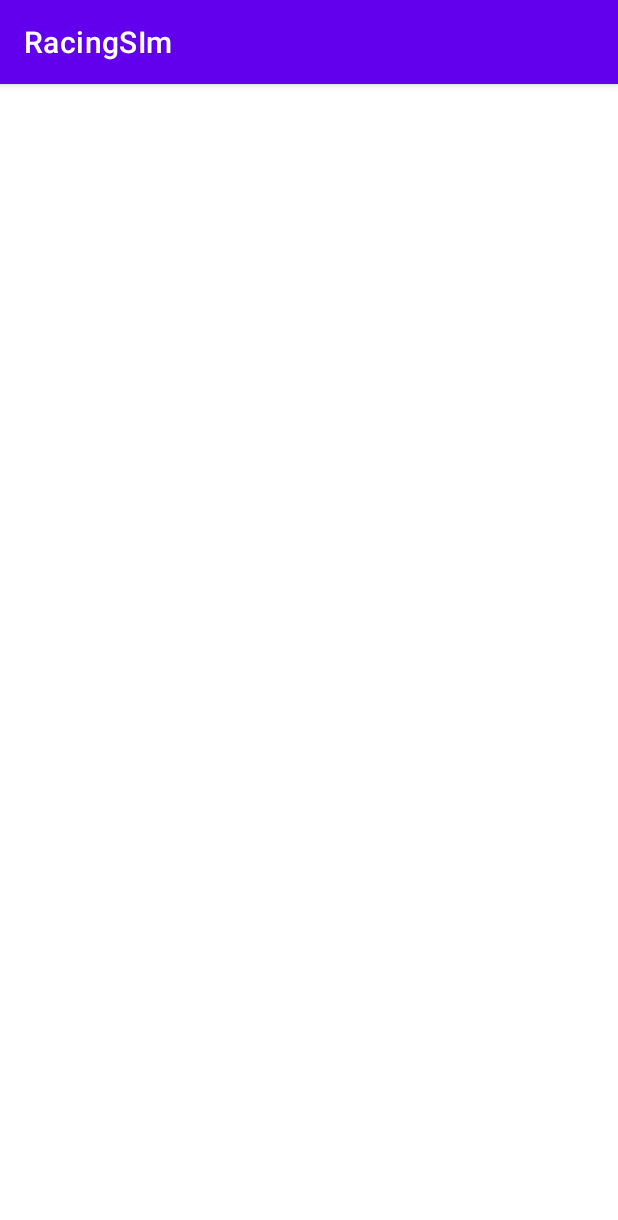
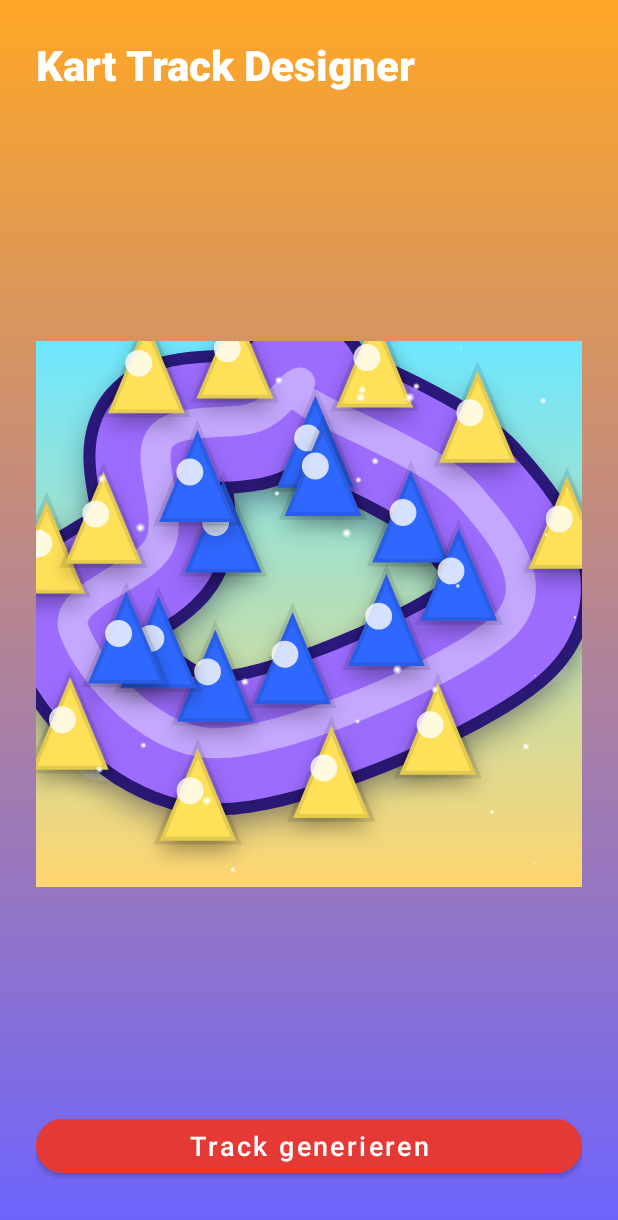
Before and after one commit to NicolasStrohmDriverless/RacingSim, an Android app: the screen it shows after launch (MainActivity), on a phone screen of 412 x 824 dp. Shown: the top 1220 px of the screen. Run offline under Robolectric (Android 15) with nearby library versions, the phone set to English and light mode, and no system bars.

Commit message:
Add cartoon track generator start screen

```diff
--- a/app/build.gradle.kts
+++ b/app/build.gradle.kts
@@ -44,6 +44,7 @@ dependencies {
 
     implementation(libs.appcompat)
     implementation(libs.material)
+    implementation("androidx.constraintlayout:constraintlayout:2.2.0")
     implementation(libs.games.activity)
     testImplementation(libs.junit)
     androidTestImplementation(libs.ext.junit)
--- a/app/src/main/java/com/example/racingsim/MainActivity.java
+++ b/app/src/main/java/com/example/racingsim/MainActivity.java
@@ -1,32 +1,44 @@
 package com.example.racingsim;
 
-import android.view.View;
+import android.graphics.Bitmap;
+import android.os.Bundle;
+import android.widget.Button;
+import android.widget.ImageView;
 
-import com.google.androidgamesdk.GameActivity;
+import androidx.appcompat.app.AppCompatActivity;
 
-public class MainActivity extends GameActivity {
-    static {
-        System.loadLibrary("racingsim");
+import com.example.racingsim.track.TrackData;
+import com.example.racingsim.track.TrackGenerator;
+import com.example.racingsim.track.TrackRenderer;
+
+public class MainActivity extends AppCompatActivity {
+
+    private ImageView trackImageView;
+    private final TrackGenerator trackGenerator = new TrackGenerator();
+
+    @Override
+    protected void onCreate(Bundle savedInstanceState) {
+        super.onCreate(savedInstanceState);
+        setContentView(R.layout.activity_main);
+
+        trackImageView = findViewById(R.id.trackImageView);
+        Button generateButton = findViewById(R.id.generateButton);
+
+        generateButton.setOnClickListener(v -> generateAndShowTrack());
+        trackImageView.post(this::generateAndShowTrack);
     }
 
-    @Override
-    public void onWindowFocusChanged(boolean hasFocus) {
-        super.onWindowFocusChanged(hasFocus);
+    private void generateAndShowTrack() {
+        int width = trackImageView.getWidth();
+        int height = trackImageView.getHeight();
 
-        if (hasFocus) {
-            hideSystemUi();
+        if (width <= 0 || height <= 0) {
+            width = getResources().getDisplayMetrics().widthPixels;
+            height = (int) (width * 0.75f);
         }
-    }
 
-    private void hideSystemUi() {
-        View decorView = getWindow().getDecorView();
-        decorView.setSystemUiVisibility(
-                View.SYSTEM_UI_FLAG_IMMERSIVE_STICKY
-                        | View.SYSTEM_UI_FLAG_LAYOUT_STABLE
-                        | View.SYSTEM_UI_FLAG_LAYOUT_HIDE_NAVIGATION
-                        | View.SYSTEM_UI_FLAG_LAYOUT_FULLSCREEN
-                        | View.SYSTEM_UI_FLAG_HIDE_NAVIGATION
-                        | View.SYSTEM_UI_FLAG_FULLSCREEN
-        );
+        TrackData trackData = trackGenerator.generate(width, height);
+        Bitmap bitmap = TrackRenderer.renderTrack(width, height, trackData);
+        trackImageView.setImageBitmap(bitmap);
     }
 }
--- /dev/null
+++ b/app/src/main/java/com/example/racingsim/track/TrackData.java
@@ -0,0 +1,47 @@
+package com.example.racingsim.track;
+
+import android.graphics.Path;
+import android.graphics.PointF;
+
+import java.util.Collections;
+import java.util.List;
+
+public class TrackData {
+    private final Path centerlinePath;
+    private final List<PointF> centerlinePoints;
+    private final List<PointF> leftCones;
+    private final List<PointF> rightCones;
+    private final float trackWidth;
+
+    public TrackData(Path centerlinePath,
+                     List<PointF> centerlinePoints,
+                     List<PointF> leftCones,
+                     List<PointF> rightCones,
+                     float trackWidth) {
+        this.centerlinePath = new Path(centerlinePath);
+        this.centerlinePoints = Collections.unmodifiableList(centerlinePoints);
+        this.leftCones = Collections.unmodifiableList(leftCones);
+        this.rightCones = Collections.unmodifiableList(rightCones);
+        this.trackWidth = trackWidth;
+    }
+
+    public Path getCenterlinePath() {
+        return centerlinePath;
+    }
+
+    public List<PointF> getCenterlinePoints() {
+        return centerlinePoints;
+    }
+
+    public List<PointF> getLeftCones() {
+        return leftCones;
+    }
+
+    public List<PointF> getRightCones() {
+        return rightCones;
+    }
+
+    public float getTrackWidth() {
+        return trackWidth;
+    }
+}
--- /dev/null
+++ b/app/src/main/java/com/example/racingsim/track/TrackGenerator.java
@@ -0,0 +1,178 @@
+package com.example.racingsim.track;
+
+import android.graphics.Path;
+import android.graphics.PointF;
+
+import java.util.ArrayList;
+import java.util.Collections;
+import java.util.Comparator;
+import java.util.List;
+import java.util.Random;
+
+public class TrackGenerator {
+
+    private static final int MIN_CONTROL_POINTS = 8;
+    private static final int MAX_CONTROL_POINTS = 12;
+    private static final int SAMPLES_PER_SEGMENT = 22;
+
+    private final Random random = new Random();
+
+    public TrackData generate(int width, int height) {
+        float minDimen = Math.min(width, height);
+        float cx = width / 2f;
+        float cy = height / 2f;
+
+        List<PointF> controlPoints = createControlPoints(cx, cy, minDimen);
+        List<PointF> centerline = createCenterline(controlPoints);
+        Path centerlinePath = buildPath(centerline);
+
+        float trackWidth = minDimen * 0.22f;
+        float coneSpacing = trackWidth * 0.9f;
+
+        List<PointF> leftCones = new ArrayList<>();
+        List<PointF> rightCones = new ArrayList<>();
+        populateConePositions(centerline, trackWidth, coneSpacing, leftCones, rightCones);
+
+        return new TrackData(centerlinePath,
+                new ArrayList<>(centerline),
+                new ArrayList<>(leftCones),
+                new ArrayList<>(rightCones),
+                trackWidth);
+    }
+
+    private List<PointF> createControlPoints(float cx, float cy, float minDimen) {
+        int count = random.nextInt(MAX_CONTROL_POINTS - MIN_CONTROL_POINTS + 1) + MIN_CONTROL_POINTS;
+        List<Float> angles = new ArrayList<>();
+        for (int i = 0; i < count; i++) {
+            float angle = (float) (random.nextFloat() * Math.PI * 2.0);
+            angles.add(angle);
+        }
+        Collections.sort(angles);
+
+        float minRadius = minDimen * 0.28f;
+        float maxRadius = minDimen * 0.45f;
+
+        List<PointF> points = new ArrayList<>();
+        for (float angle : angles) {
+            float radius = minRadius + random.nextFloat() * (maxRadius - minRadius);
+            float wobble = (random.nextFloat() - 0.5f) * minDimen * 0.04f;
+            float x = cx + (float) Math.cos(angle) * (radius + wobble);
+            float y = cy + (float) Math.sin(angle) * (radius + wobble);
+            points.add(new PointF(x, y));
+        }
+        return points;
+    }
+
+    private List<PointF> createCenterline(List<PointF> controlPoints) {
+        ArrayList<PointF> output = new ArrayList<>();
+        int n = controlPoints.size();
+        for (int i = 0; i < n; i++) {
+            PointF p0 = controlPoints.get((i - 1 + n) % n);
+            PointF p1 = controlPoints.get(i);
+            PointF p2 = controlPoints.get((i + 1) % n);
+            PointF p3 = controlPoints.get((i + 2) % n);
+            for (int step = 0; step < SAMPLES_PER_SEGMENT; step++) {
+                float t = step / (float) SAMPLES_PER_SEGMENT;
+                output.add(catmullRom(p0, p1, p2, p3, t));
+            }
+        }
+        return output;
+    }
+
+    private PointF catmullRom(PointF p0, PointF p1, PointF p2, PointF p3, float t) {
+        float t2 = t * t;
+        float t3 = t2 * t;
+
+        float x = 0.5f * ((2f * p1.x) + (-p0.x + p2.x) * t +
+                (2f * p0.x - 5f * p1.x + 4f * p2.x - p3.x) * t2 +
+                (-p0.x + 3f * p1.x - 3f * p2.x + p3.x) * t3);
+        float y = 0.5f * ((2f * p1.y) + (-p0.y + p2.y) * t +
+                (2f * p0.y - 5f * p1.y + 4f * p2.y - p3.y) * t2 +
+                (-p0.y + 3f * p1.y - 3f * p2.y + p3.y) * t3);
+        return new PointF(x, y);
+    }
+
+    private Path buildPath(List<PointF> points) {
+        Path path = new Path();
+        if (points.isEmpty()) {
+            return path;
+        }
+        PointF first = points.get(0);
+        path.moveTo(first.x, first.y);
+        for (int i = 1; i < points.size(); i++) {
+            PointF point = points.get(i);
+            path.lineTo(point.x, point.y);
+        }
+        path.close();
+        return path;
+    }
+
+    private void populateConePositions(List<PointF> centerline,
+                                       float trackWidth,
+                                       float spacing,
+                                       List<PointF> leftCones,
+                                       List<PointF> rightCones) {
+        if (centerline.isEmpty()) {
+            return;
+        }
+
+        float accumulated = 0f;
+        PointF previous = centerline.get(0);
+        int total = centerline.size();
+        float halfWidth = trackWidth / 2f;
+
+        for (int index = 1; index <= total; index++) {
+            PointF current = centerline.get(index % total);
+            float dx = current.x - previous.x;
+            float dy = current.y - previous.y;
+            float segmentLength = (float) Math.hypot(dx, dy);
+            if (segmentLength < 1e-3f) {
+                continue;
+            }
+
+            while (accumulated + segmentLength >= spacing) {
+                float distanceToNext = spacing - accumulated;
+                float ratio = distanceToNext / segmentLength;
+                float px = previous.x + ratio * dx;
+                float py = previous.y + ratio * dy;
+
+                float tangentX = dx / segmentLength;
+                float tangentY = dy / segmentLength;
+                float normalX = -tangentY;
+                float normalY = tangentX;
+
+                leftCones.add(new PointF(px + normalX * halfWidth, py + normalY * halfWidth));
+                rightCones.add(new PointF(px - normalX * halfWidth, py - normalY * halfWidth));
+
+                previous = new PointF(px, py);
+                dx = current.x - previous.x;
+                dy = current.y - previous.y;
+                segmentLength = (float) Math.hypot(dx, dy);
+                accumulated = 0f;
+            }
+
+            accumulated += segmentLength;
+            previous = current;
+        }
+
+        // Ensure the cones start with the closest pair to the bottom of the screen for visual variety
+        if (!leftCones.isEmpty()) {
+            Comparator<PointF> comparator = Comparator.comparing(point -> point.y);
+            int pivot = 0;
+            for (int i = 1; i < leftCones.size(); i++) {
+                if (comparator.compare(leftCones.get(i), leftCones.get(pivot)) > 0) {
+                    pivot = i;
+                }
+            }
+            rotateLists(leftCones, pivot);
+            rotateLists(rightCones, pivot);
+        }
+    }
+
+    private void rotateLists(List<PointF> points, int pivot) {
+        if (pivot <= 0 || pivot >= points.size()) {
+            return;
+        }
+        Collections.rotate(points, points.size() - pivot);
+    }
+}
--- /dev/null
+++ b/app/src/main/java/com/example/racingsim/track/TrackRenderer.java
@@ -0,0 +1,155 @@
+package com.example.racingsim.track;
+
+import android.graphics.Bitmap;
+import android.graphics.Canvas;
+import android.graphics.Color;
+import android.graphics.LinearGradient;
+import android.graphics.Paint;
+import android.graphics.Path;
+import android.graphics.PointF;
+import android.graphics.RadialGradient;
+import android.graphics.Shader;
+
+import java.util.Random;
+
+public final class TrackRenderer {
+
+    private TrackRenderer() {
+    }
+
+    public static Bitmap renderTrack(int width, int height, TrackData data) {
+        Bitmap bitmap = Bitmap.createBitmap(width, height, Bitmap.Config.ARGB_8888);
+        Canvas canvas = new Canvas(bitmap);
+
+        drawBackground(canvas, width, height);
+        drawTrack(canvas, data);
+        drawCones(canvas, data);
+        drawSparkles(canvas, width, height);
+
+        return bitmap;
+    }
+
+    private static void drawBackground(Canvas canvas, int width, int height) {
+        Paint gradientPaint = new Paint(Paint.ANTI_ALIAS_FLAG);
+        Shader gradient = new LinearGradient(
+                0, 0, 0, height,
+                Color.parseColor("#FF6EE7FF"),
+                Color.parseColor("#FFFFD56F"),
+                Shader.TileMode.CLAMP);
+        gradientPaint.setShader(gradient);
+        canvas.drawRect(0, 0, width, height, gradientPaint);
+
+        Paint bubblePaint = new Paint(Paint.ANTI_ALIAS_FLAG);
+        bubblePaint.setColor(Color.parseColor("#66FFFFFF"));
+        float bubbleRadius = Math.min(width, height) * 0.08f;
+        canvas.drawCircle(width * 0.2f, height * 0.25f, bubbleRadius, bubblePaint);
+        canvas.drawCircle(width * 0.85f, height * 0.3f, bubbleRadius * 0.9f, bubblePaint);
+        canvas.drawCircle(width * 0.12f, height * 0.75f, bubbleRadius * 0.7f, bubblePaint);
+
+        Paint stripePaint = new Paint(Paint.ANTI_ALIAS_FLAG);
+        stripePaint.setColor(Color.parseColor("#33FFFFFF"));
+        stripePaint.setStrokeWidth(bubbleRadius * 0.6f);
+        stripePaint.setStrokeCap(Paint.Cap.ROUND);
+        canvas.drawLine(width * 0.1f, height * 0.55f, width * 0.3f, height * 0.45f, stripePaint);
+        canvas.drawLine(width * 0.75f, height * 0.7f, width * 0.95f, height * 0.6f, stripePaint);
+    }
+
+    private static void drawTrack(Canvas canvas, TrackData data) {
+        Path path = data.getCenterlinePath();
+        float trackWidth = data.getTrackWidth();
+
+        Paint outlinePaint = new Paint(Paint.ANTI_ALIAS_FLAG);
+        outlinePaint.setColor(Color.parseColor("#FF2B1A7C"));
+        outlinePaint.setStyle(Paint.Style.STROKE);
+        outlinePaint.setStrokeCap(Paint.Cap.ROUND);
+        outlinePaint.setStrokeJoin(Paint.Join.ROUND);
+        outlinePaint.setStrokeWidth(trackWidth * 1.2f);
+        outlinePaint.setShadowLayer(trackWidth * 0.18f, 0f, trackWidth * 0.12f, Color.parseColor("#5512183D"));
+        canvas.drawPath(path, outlinePaint);
+
+        Paint trackPaint = new Paint(Paint.ANTI_ALIAS_FLAG);
+        trackPaint.setColor(Color.parseColor("#FF9C6CFF"));
+        trackPaint.setStyle(Paint.Style.STROKE);
+        trackPaint.setStrokeCap(Paint.Cap.ROUND);
+        trackPaint.setStrokeJoin(Paint.Join.ROUND);
+        trackPaint.setStrokeWidth(trackWidth);
+        trackPaint.setShadowLayer(trackWidth * 0.1f, 0f, trackWidth * 0.08f, Color.parseColor("#33271233"));
+        canvas.drawPath(path, trackPaint);
+
+        Paint shinePaint = new Paint(Paint.ANTI_ALIAS_FLAG);
+        shinePaint.setColor(Color.parseColor("#66FFFFFF"));
+        shinePaint.setStyle(Paint.Style.STROKE);
+        shinePaint.setStrokeCap(Paint.Cap.ROUND);
+        shinePaint.setStrokeJoin(Paint.Join.ROUND);
+        shinePaint.setStrokeWidth(trackWidth * 0.25f);
+        canvas.drawPath(path, shinePaint);
+    }
+
+    private static void drawCones(Canvas canvas, TrackData data) {
+        float coneSize = data.getTrackWidth() * 0.32f;
+        Paint bluePaint = new Paint(Paint.ANTI_ALIAS_FLAG);
+        bluePaint.setStyle(Paint.Style.FILL);
+        bluePaint.setColor(Color.parseColor("#FF2F68FF"));
+
+        Paint yellowPaint = new Paint(Paint.ANTI_ALIAS_FLAG);
+        yellowPaint.setStyle(Paint.Style.FILL);
+        yellowPaint.setColor(Color.parseColor("#FFFFE159"));
+
+        Paint outlinePaint = new Paint(Paint.ANTI_ALIAS_FLAG);
+        outlinePaint.setStyle(Paint.Style.STROKE);
+        outlinePaint.setStrokeWidth(coneSize * 0.2f);
+        outlinePaint.setColor(Color.parseColor("#1A000000"));
+
+        Paint highlightPaint = new Paint(Paint.ANTI_ALIAS_FLAG);
+        highlightPaint.setColor(Color.parseColor("#CCFFFFFF"));
+        highlightPaint.setStyle(Paint.Style.FILL);
+
+        for (PointF point : data.getLeftCones()) {
+            drawCone(canvas, point, coneSize, bluePaint, outlinePaint, highlightPaint);
+        }
+        for (PointF point : data.getRightCones()) {
+            drawCone(canvas, point, coneSize, yellowPaint, outlinePaint, highlightPaint);
+        }
+    }
+
+    private static void drawCone(Canvas canvas,
+                                 PointF point,
+                                 float size,
+                                 Paint fillPaint,
+                                 Paint outlinePaint,
+                                 Paint highlightPaint) {
+        Path conePath = new Path();
+        conePath.moveTo(point.x, point.y - size * 1.4f);
+        conePath.lineTo(point.x + size, point.y + size);
+        conePath.lineTo(point.x - size, point.y + size);
+        conePath.close();
+
+        fillPaint.setShadowLayer(size * 0.45f, 0f, size * 0.25f, Color.parseColor("#55000000"));
+        canvas.drawPath(conePath, fillPaint);
+        canvas.drawPath(conePath, outlinePaint);
+
+        canvas.drawCircle(point.x - size * 0.2f, point.y - size * 0.3f, size * 0.35f, highlightPaint);
+    }
+
+    private static void drawSparkles(Canvas canvas, int width, int height) {
+        Paint sparklePaint = new Paint(Paint.ANTI_ALIAS_FLAG);
+        sparklePaint.setStyle(Paint.Style.FILL);
+        Random random = new Random();
+        int count = 30;
+        for (int i = 0; i < count; i++) {
+            float x = random.nextFloat() * width;
+            float y = random.nextFloat() * height;
+            float radius = Math.max(1f, random.nextFloat() * Math.min(width, height) * 0.01f);
+            Shader shader = new RadialGradient(
+                    x,
+                    y,
+                    radius,
+                    new int[]{Color.parseColor("#FFFFFFFF"), Color.parseColor("#00FFFFFF")},
+                    new float[]{0.2f, 1f},
+                    Shader.TileMode.CLAMP);
+            sparklePaint.setShader(shader);
+            canvas.drawCircle(x, y, radius, sparklePaint);
+            sparklePaint.setShader(null);
+        }
+    }
+}
--- /dev/null
+++ b/app/src/main/res/drawable/start_background.xml
@@ -0,0 +1,8 @@
+<?xml version="1.0" encoding="utf-8"?>
+<shape xmlns:android="http://schemas.android.com/apk/res/android"
+    android:shape="rectangle">
+    <gradient
+        android:angle="90"
+        android:endColor="#FFFFA726"
+        android:startColor="#FF6C63FF" />
+</shape>
--- /dev/null
+++ b/app/src/main/res/layout/activity_main.xml
@@ -0,0 +1,51 @@
+<?xml version="1.0" encoding="utf-8"?>
+<androidx.constraintlayout.widget.ConstraintLayout xmlns:android="http://schemas.android.com/apk/res/android"
+    xmlns:app="http://schemas.android.com/apk/res-auto"
+    android:layout_width="match_parent"
+    android:layout_height="match_parent"
+    android:background="@drawable/start_background"
+    android:padding="24dp">
+
+    <TextView
+        android:id="@+id/titleText"
+        android:layout_width="wrap_content"
+        android:layout_height="wrap_content"
+        android:fontFamily="sans-serif-black"
+        android:text="@string/start_title"
+        android:textColor="@android:color/white"
+        android:textSize="28sp"
+        app:layout_constraintStart_toStartOf="parent"
+        app:layout_constraintTop_toTopOf="parent" />
+
+    <ImageView
+        android:id="@+id/trackImageView"
+        android:layout_width="0dp"
+        android:layout_height="0dp"
+        android:layout_marginTop="16dp"
+        android:contentDescription="@string/generated_track_description"
+        android:scaleType="fitCenter"
+        app:layout_constraintBottom_toTopOf="@+id/generateButton"
+        app:layout_constraintDimensionRatio="1:1"
+        app:layout_constraintEnd_toEndOf="parent"
+        app:layout_constraintStart_toStartOf="parent"
+        app:layout_constraintTop_toBottomOf="@id/titleText" />
+
+    <Button
+        android:id="@+id/generateButton"
+        style="@style/Widget.MaterialComponents.Button"
+        android:layout_width="0dp"
+        android:layout_height="wrap_content"
+        android:layout_marginBottom="12dp"
+        android:backgroundTint="@color/mario_red"
+        android:elevation="6dp"
+        android:fontFamily="sans-serif-medium"
+        android:text="@string/generate_button"
+        android:textAllCaps="false"
+        android:textColor="@android:color/white"
+        android:textSize="18sp"
+        app:cornerRadius="20dp"
+        app:layout_constraintBottom_toBottomOf="parent"
+        app:layout_constraintEnd_toEndOf="parent"
+        app:layout_constraintStart_toStartOf="parent" />
+
+</androidx.constraintlayout.widget.ConstraintLayout>
--- a/app/src/main/res/values/colors.xml
+++ b/app/src/main/res/values/colors.xml
@@ -7,4 +7,9 @@
     <color name="teal_700">#FF018786</color>
     <color name="black">#FF000000</color>
     <color name="white">#FFFFFFFF</color>
+    <color name="mario_red">#FFE53935</color>
+    <color name="mario_blue">#FF4285F4</color>
+    <color name="mario_yellow">#FFFFD740</color>
+    <color name="mario_purple">#FF8E24AA</color>
+    <color name="track_shadow">#66121F47</color>
 </resources>
--- a/app/src/main/res/values/strings.xml
+++ b/app/src/main/res/values/strings.xml
@@ -1,3 +1,6 @@
 <resources>
     <string name="app_name">RacingSIm</string>
+    <string name="start_title">Kart Track Designer</string>
+    <string name="generate_button">Track generieren</string>
+    <string name="generated_track_description">Bunter Cartoon-Streckenplan mit blauen und gelben Kegeln</string>
 </resources>
--- a/app/src/main/res/values/themes.xml
+++ b/app/src/main/res/values/themes.xml
@@ -1,16 +1,12 @@
 <resources xmlns:tools="http://schemas.android.com/tools">
     <!-- Base application theme. -->
-    <style name="Theme.RacingSIm" parent="Theme.MaterialComponents.DayNight.DarkActionBar">
-        <!-- Primary brand color. -->
+    <style name="Theme.RacingSIm" parent="Theme.MaterialComponents.DayNight.NoActionBar">
         <item name="colorPrimary">@color/purple_500</item>
         <item name="colorPrimaryVariant">@color/purple_700</item>
         <item name="colorOnPrimary">@color/white</item>
-        <!-- Secondary brand color. -->
         <item name="colorSecondary">@color/teal_200</item>
         <item name="colorSecondaryVariant">@color/teal_700</item>
         <item name="colorOnSecondary">@color/black</item>
-        <!-- Status bar color. -->
-        <item name="android:statusBarColor">?attr/colorPrimaryVariant</item>
-        <!-- Customize your theme here. -->
+        <item name="android:statusBarColor" tools:targetApi="l">@android:color/transparent</item>
     </style>
 </resources>
```
Also changed, not shown: app/src/main/AndroidManifest.xml (+1 -6 lines).
